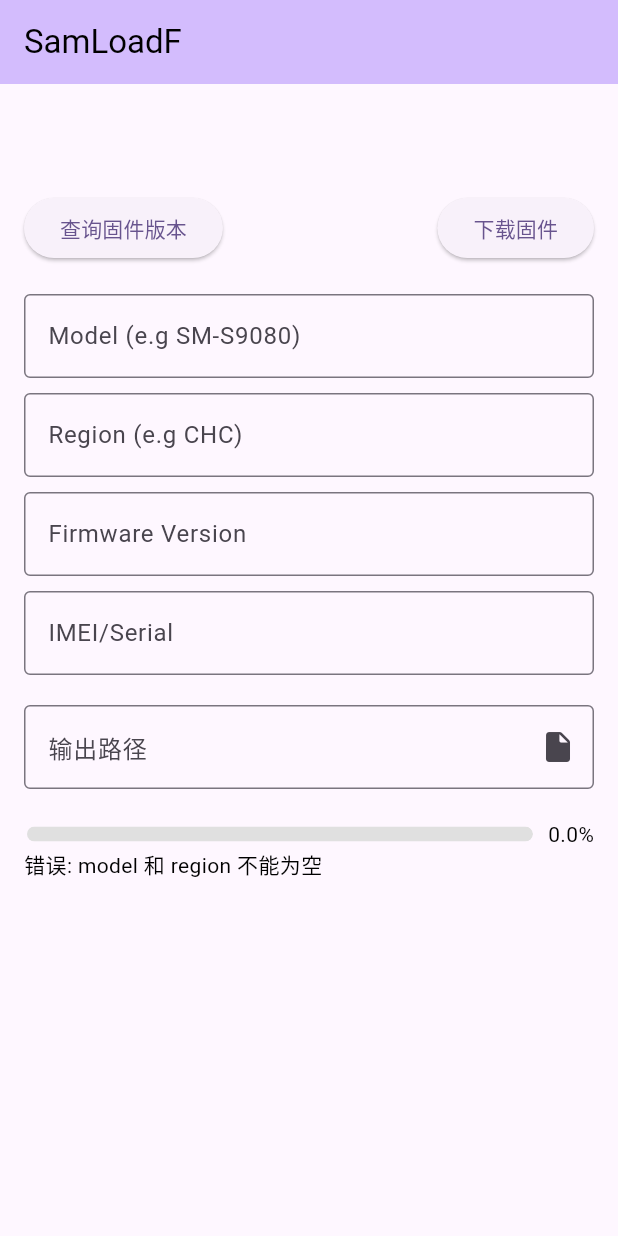
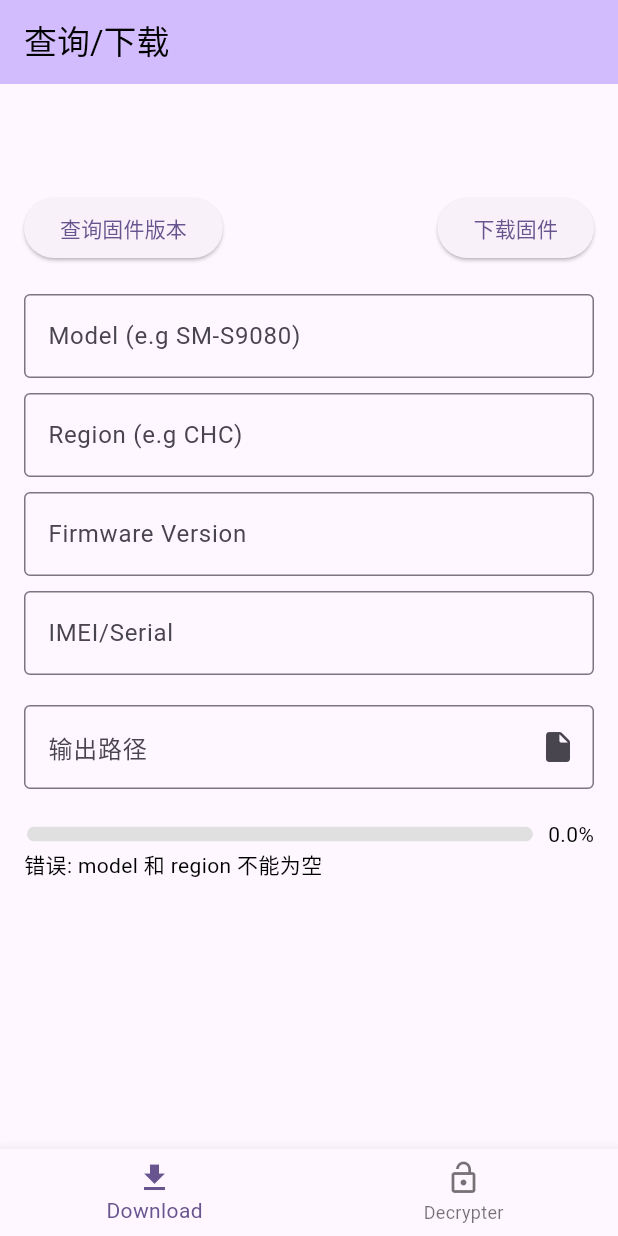
Before and after one commit to sunO2/samloadClient, a Flutter app: the screen it shows after launch, after a tap on "查询固件版本", on a phone screen of 412 x 824 dp. Run offline on Flutter 3.47's test engine with Material 3 defaults, Android fonts, the phone set to English and light mode, and no system bars; drawn by our look-alikes of dynamic_color; our stand-ins replace file_picker, flex_color_scheme, flutter_local_notifications, rxdart; missing offline and left inert: dart:ffi.

Commit message:
添加解密

```diff
--- a/lib/main.dart
+++ b/lib/main.dart
@@ -1,4 +1,5 @@
 import 'package:firmware_client/page/check_page.dart';
+import 'package:firmware_client/page/main_tab_page.dart';
 import 'package:flutter/material.dart';
 import 'package:flex_color_scheme/flex_color_scheme.dart';
 import 'package:dynamic_color/dynamic_color.dart';
@@ -38,7 +39,7 @@ class MyApp extends StatelessWidget {
                     seedColor: Colors.deepPurple,
                   ),
                 ),
-          home: const MyHomePage(title: 'SamLoadF'),
+          home: const MainTabPage(),
         );
       },
     );
--- a/lib/page/check_page.dart
+++ b/lib/page/check_page.dart
@@ -171,6 +171,7 @@ class _MyHomePageState extends State<MyHomePage> {
         outputPath.isEmpty) {
       setState(() {
         _downloadStatus = '错误: 所有字段都不能为空';
+        _downloadStatusEnum = DownloadStatus.notStarted;
       });
       return;
     }
--- /dev/null
+++ b/lib/page/decrypter_page.dart
@@ -0,0 +1,230 @@
+import 'dart:isolate';
+
+import 'package:firmware_client/page/check_page.dart';
+import 'package:flutter/material.dart';
+import 'package:file_picker/file_picker.dart';
+import 'package:firmware_client/clib/firmware_client.dart'; // 假设需要这个
+import 'package:firmware_client/widget/custom_progress_bar.dart'; // 假设需要这个
+
+class DecrypterPage extends StatefulWidget {
+  const DecrypterPage({super.key});
+
+  @override
+  State<DecrypterPage> createState() => _DecrypterPageState();
+}
+
+class _DecrypterPageState extends State<DecrypterPage> {
+  final TextEditingController _modelController = TextEditingController();
+  final TextEditingController _regionController = TextEditingController();
+  final TextEditingController _fwVersionController = TextEditingController();
+  final TextEditingController _imeiController = TextEditingController();
+  final TextEditingController _firmwareFilePathController =
+      TextEditingController();
+  final TextEditingController _outputPathController = TextEditingController();
+
+  DownloadStatus _downloadStatusEnum = DownloadStatus.notStarted;
+
+  double _downloadProgress = 0.0; // 进度条
+  String _message = "";
+
+  FirmwareClient? client;
+  @override
+  void initState() {
+    FirmwareClient().create().then((client) {
+      this.client = client;
+    });
+    super.initState();
+  }
+
+  @override
+  void dispose() {
+    _modelController.dispose();
+    _regionController.dispose();
+    _fwVersionController.dispose();
+    _imeiController.dispose();
+    _firmwareFilePathController.dispose();
+    _outputPathController.dispose();
+    super.dispose();
+  }
+
+  void _selectFirmwareFile() async {
+    FilePickerResult? result = await FilePicker.platform.pickFiles(
+      type: FileType.any,
+      withData: false, // 明确设置为 false
+      withReadStream: false, // 明确设置为 false
+    );
+
+    if (result != null) {
+      setState(() {
+        _firmwareFilePathController.text = result.files.first.path ?? "";
+      });
+    }
+  }
+
+  void _selectOutputPath() async {
+    String? selectedDirectory = await FilePicker.platform.getDirectoryPath();
+    if (selectedDirectory != null) {
+      setState(() {
+        _outputPathController.text = "$selectedDirectory/firmware.zip";
+      });
+    }
+  }
+
+  // 模拟解密过程，更新进度条
+  void _startDecryption() async {
+    // 这里可以添加实际的解密逻辑
+    // 模拟进度更新
+
+    final model = _modelController.text;
+    final region = _regionController.text;
+    final fwVersion = _fwVersionController.text;
+    final imeiSerial = _imeiController.text;
+    final firmwarePath = _firmwareFilePathController.text;
+    final outputPath = _outputPathController.text;
+
+    if (model.isEmpty ||
+        region.isEmpty ||
+        fwVersion.isEmpty ||
+        imeiSerial.isEmpty ||
+        outputPath.isEmpty) {
+      setState(() {});
+      return;
+    }
+
+    final receivePort = ReceivePort();
+    receivePort.listen((message) {
+      if (message is List<dynamic>) {
+        final current = message[1];
+        final max = message[2];
+        final progress = (max > 0) ? current / max : 0.0;
+        setState(() {
+          _downloadStatusEnum = DownloadStatus.downloading;
+          _downloadProgress = progress;
+        });
+      } else {
+        setState(() {
+          _downloadStatusEnum = DownloadStatus.completed;
+          _message = message.toString();
+        });
+      }
+    });
+
+    client?.decryptFirmware(
+      model,
+      region,
+      fwVersion,
+      imeiSerial,
+      outputPath,
+      firmwarePath,
+      receivePort.sendPort,
+    );
+  }
+
+  @override
+  Widget build(BuildContext context) {
+    return Scaffold(
+      appBar: AppBar(
+        backgroundColor: Theme.of(context).colorScheme.inversePrimary,
+        title: const Text('固件解密'),
+      ),
+      body: Padding(
+        padding: const EdgeInsets.only(left: 16.0, right: 16.0, top: 72.0),
+        child: Column(
+          mainAxisAlignment: MainAxisAlignment.start,
+          crossAxisAlignment: CrossAxisAlignment.start,
+          children: <Widget>[
+            Row(
+              mainAxisAlignment: MainAxisAlignment.end, // 将按钮对齐到右侧
+              children: <Widget>[
+                ElevatedButton(
+                  onPressed: _downloadStatusEnum == DownloadStatus.downloading
+                      ? null
+                      : _startDecryption,
+                  child: Text(
+                    _downloadStatusEnum == DownloadStatus.downloading
+                        ? '解密中...'
+                        : '开始解密',
+                  ),
+                ),
+              ],
+            ),
+            const SizedBox(height: 20), // 添加一些间距
+            TextField(
+              controller: _modelController,
+              decoration: const InputDecoration(
+                border: OutlineInputBorder(),
+                labelText: 'Model (e.g SM-S9080)',
+              ),
+            ),
+            const SizedBox(height: 10),
+            TextField(
+              controller: _regionController,
+              decoration: const InputDecoration(
+                border: OutlineInputBorder(),
+                labelText: 'Region (e.g CHC)',
+              ),
+            ),
+            const SizedBox(height: 10),
+            TextField(
+              controller: _fwVersionController,
+              decoration: const InputDecoration(
+                border: OutlineInputBorder(),
+                labelText: 'Firmware Version',
+              ),
+            ),
+            const SizedBox(height: 10),
+            TextField(
+              controller: _imeiController,
+              decoration: const InputDecoration(
+                border: OutlineInputBorder(),
+                labelText: 'IMEI/Serial',
+              ),
+            ),
+            const SizedBox(height: 20),
+            TextField(
+              controller: _firmwareFilePathController,
+              decoration: InputDecoration(
+                border: OutlineInputBorder(),
+                labelText: 'Firmware 文件路径',
+                suffixIcon: IconButton(
+                  onPressed: _selectFirmwareFile,
+                  icon: Icon(Icons.insert_drive_file_rounded), // 文件选择图标
+                ),
+              ),
+            ),
+            const SizedBox(height: 10),
+            TextField(
+              controller: _outputPathController,
+              decoration: InputDecoration(
+                border: OutlineInputBorder(),
+                labelText: '输出路径',
+                suffixIcon: IconButton(
+                  onPressed: _selectOutputPath,
+                  icon: Icon(Icons.folder), // 文件夹选择图标
+                ),
+              ),
+            ),
+            const SizedBox(height: 20),
+            Row(
+              mainAxisSize: MainAxisSize.max,
+              children: [
+                Expanded(
+                  child: CustomProgressBar(
+                    progress: _downloadProgress,
+                    height: 10.0,
+                    completedColor: Theme.of(context).colorScheme.primary,
+                    remainingColor: Colors.grey[300]!,
+                    borderRadius: 10.0,
+                  ),
+                ),
+                const SizedBox(width: 10),
+                Text('${(_downloadProgress * 100).toStringAsFixed(1)}%'),
+              ],
+            ),
+            Text(_message),
+          ],
+        ),
+      ),
+    );
+  }
+}
--- /dev/null
+++ b/lib/page/main_tab_page.dart
@@ -0,0 +1,47 @@
+import 'package:firmware_client/page/decrypter_page.dart';
+import 'package:flutter/material.dart';
+import 'package:firmware_client/page/check_page.dart'; // 导入 MyHomePage
+
+class MainTabPage extends StatefulWidget {
+  const MainTabPage({super.key});
+
+  @override
+  State<MainTabPage> createState() => _MainTabPageState();
+}
+
+class _MainTabPageState extends State<MainTabPage> {
+  int _currentIndex = 0;
+
+  final List<Widget> _pageList = [
+    const MyHomePage(title: '查询/下载'),
+    const DecrypterPage(),
+  ];
+
+  final List<BottomNavigationBarItem> _bottomNavigationBarItems = [
+    const BottomNavigationBarItem(
+      icon: Icon(Icons.download),
+      label: 'Download', // 第一个tab的名称为 Download
+    ),
+    const BottomNavigationBarItem(
+      icon: Icon(Icons.lock_open),
+      label: 'Decrypter', // 第二个tab的名称为 Decrypter
+    ),
+  ];
+
+  @override
+  Widget build(BuildContext context) {
+    return Scaffold(
+      body: IndexedStack(index: _currentIndex, children: _pageList),
+      bottomNavigationBar: BottomNavigationBar(
+        currentIndex: _currentIndex,
+        onTap: (index) {
+          setState(() {
+            _currentIndex = index;
+          });
+        },
+        items: _bottomNavigationBarItems,
+        type: BottomNavigationBarType.fixed, // 确保tab数量多时也能显示label
+      ),
+    );
+  }
+}
--- a/pubspec.yaml
+++ b/pubspec.yaml
@@ -39,7 +39,7 @@ dependencies:
   ffi: ^2.1.4 # 或更高版本
   flutter_local_notifications: ^19.2.1
   rxdart: ^0.28.0
-  file_picker: ^10.1.9
+  file_picker: ^10.2.0
 
 dev_dependencies:
   flutter_test:
```
Also changed, not shown: lib/clib/firmware_client.dart (+42 -1 lines).
